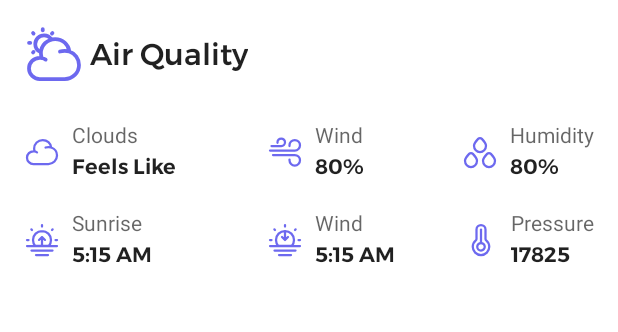
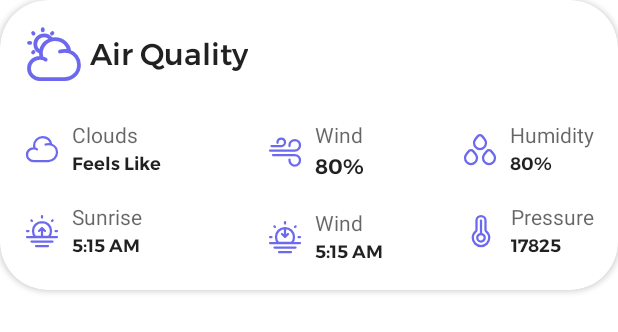
Before and after one commit to Belal-Alkhatib/Clothing_Suggester, an Android app: the layout item_aire_quality.xml on its own in the app's theme, with its tools: preview values and no code run, on a phone screen of 412 x 824 dp. Shown: the top 332 px of the screen. Run offline under Robolectric (Android 15) with nearby library versions, the light colour scheme and no system bars.

```diff
--- a/app/src/main/res/layout/item_aire_quality.xml
+++ b/app/src/main/res/layout/item_aire_quality.xml
@@ -62,7 +62,7 @@
             android:fontFamily="@font/montserrat_semibold"
             android:text="@string/feels_like"
             android:textColor="@color/color_text_primary"
-            android:textSize="@dimen/font_size_body"
+            android:textSize="@dimen/font_size_caption"
             app:layout_constraintStart_toStartOf="@+id/textCloud"
             app:layout_constraintTop_toBottomOf="@+id/textCloud" />
 
@@ -85,7 +85,7 @@
             android:fontFamily="@font/montserrat_semibold"
             android:text="@string/test_percent"
             android:textColor="@color/color_text_primary"
-            android:textSize="@dimen/font_size_body"
+            android:textSize="@dimen/font_size_caption"
             app:layout_constraintStart_toStartOf="@+id/textHumidity"
             app:layout_constraintTop_toBottomOf="@+id/textHumidity" />
 
@@ -162,7 +162,7 @@
             android:fontFamily="@font/montserrat_semibold"
             android:text="@string/test_time"
             android:textColor="@color/color_text_primary"
-            android:textSize="@dimen/font_size_body"
+            android:textSize="@dimen/font_size_caption"
             app:layout_constraintStart_toStartOf="@+id/textSunrise"
             app:layout_constraintTop_toBottomOf="@+id/textSunrise" />
 
@@ -186,7 +186,7 @@
             android:fontFamily="@font/montserrat_semibold"
             android:text="@string/test_time"
             android:textColor="@color/color_text_primary"
-            android:textSize="@dimen/font_size_body"
+            android:textSize="@dimen/font_size_caption"
             app:layout_constraintStart_toStartOf="@+id/textSunset"
             app:layout_constraintTop_toBottomOf="@+id/textSunset" />
 
@@ -220,7 +220,7 @@
             android:fontFamily="@font/montserrat_semibold"
             android:text="@string/test_big_number"
             android:textColor="@color/color_text_primary"
-            android:textSize="@dimen/font_size_body"
+            android:textSize="@dimen/font_size_caption"
             app:layout_constraintStart_toStartOf="@+id/textPressure"
             app:layout_constraintTop_toBottomOf="@+id/textPressure" />
 
```
Also changed, not shown: app/src/main/java/com/thechance/clothingsuggester/ui/HomeActivity.kt (+1 -10 lines).
